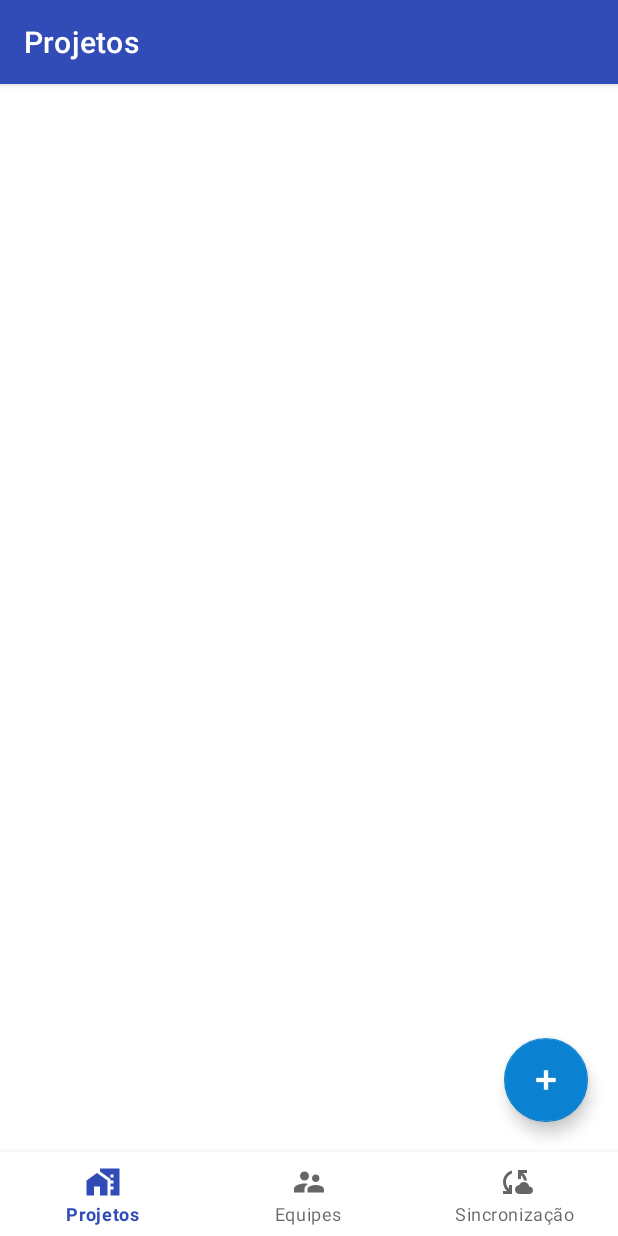
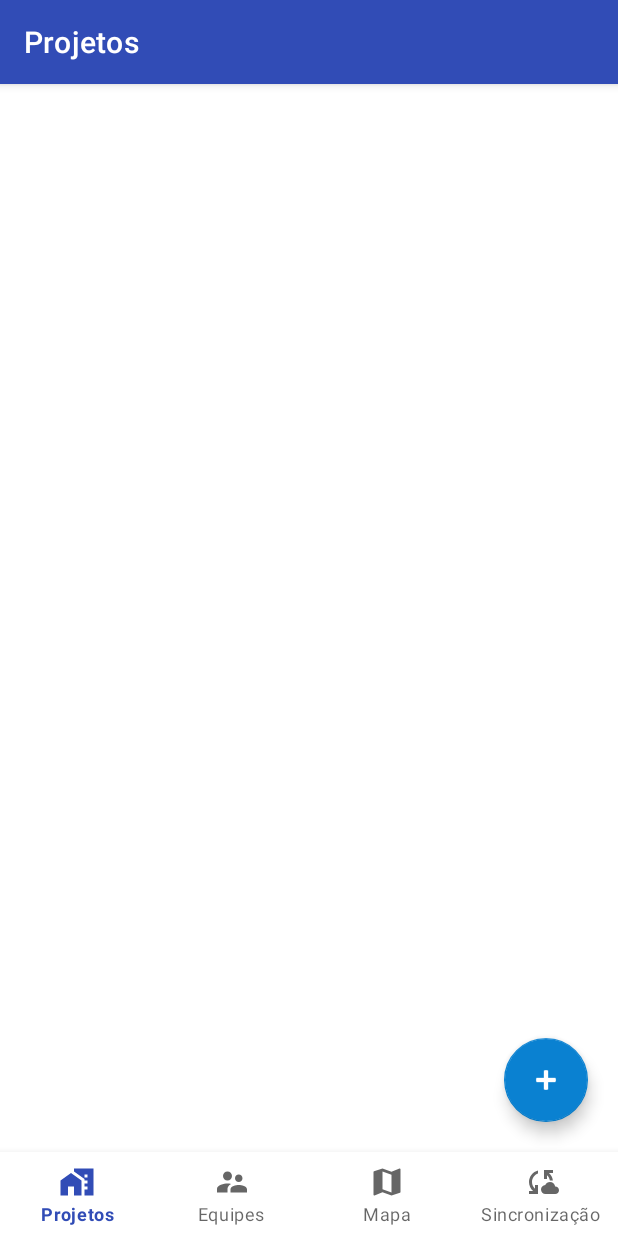
Before and after one commit to eduardo-schork/ddm-sgo, an Android app: the screen it shows after launch (MainActivity), on a phone screen of 412 x 824 dp. Run offline under Robolectric (Android 15) with nearby library versions, the phone set to English and light mode, and no system bars; our stand-ins replace Room's generated code, navigation-ui.

Commit message:
feat: add map view screen

```diff
--- a/sgo-android/app/src/main/java/com/ddm/sgo/MainActivity.java
+++ b/sgo-android/app/src/main/java/com/ddm/sgo/MainActivity.java
@@ -27,7 +27,7 @@ public class MainActivity extends AppCompatActivity {
         setContentView(binding.getRoot());
 
         AppBarConfiguration appBarConfiguration = new AppBarConfiguration.Builder(
-//                R.id.navigation_home,
+                R.id.navigation_maps_view,
                 R.id.navigation_project_list,
                 R.id.navigation_team_list,
                 R.id.navigation_synchronization_queue
--- /dev/null
+++ b/sgo-android/app/src/main/res/drawable/baseline_map_24.xml
@@ -0,0 +1,5 @@
+<vector android:height="24dp" android:tint="#000000"
+    android:viewportHeight="24" android:viewportWidth="24"
+    android:width="24dp" xmlns:android="http://schemas.android.com/apk/res/android">
+    <path android:fillColor="@android:color/white" android:pathData="M20.5,3l-0.16,0.03L15,5.1 9,3 3.36,4.9c-0.21,0.07 -0.36,0.25 -0.36,0.48V20.5c0,0.28 0.22,0.5 0.5,0.5l0.16,-0.03L9,18.9l6,2.1 5.64,-1.9c0.21,-0.07 0.36,-0.25 0.36,-0.48V3.5c0,-0.28 -0.22,-0.5 -0.5,-0.5zM15,19l-6,-2.11V5l6,2.11V19z"/>
+</vector>
--- /dev/null
+++ b/sgo-android/app/src/main/res/drawable/ic_maps.xml
@@ -0,0 +1,4 @@
+<?xml version="1.0" encoding="utf-8"?>
+<selector xmlns:android="http://schemas.android.com/apk/res/android">
+
+</selector>
--- a/sgo-android/app/src/main/res/menu/bottom_nav_menu.xml
+++ b/sgo-android/app/src/main/res/menu/bottom_nav_menu.xml
@@ -1,10 +1,5 @@
 <?xml version="1.0" encoding="utf-8"?>
 <menu xmlns:android="http://schemas.android.com/apk/res/android">
-    <!--    <item-->
-    <!--        android:id="@+id/navigation_home"-->
-    <!--        android:icon="@drawable/ic_home_black_24dp"-->
-    <!--        android:title="@string/title_home" />-->
-
     <item
         android:id="@+id/navigation_project_list"
         android:icon="@drawable/ic_project"
@@ -16,6 +11,11 @@
         android:title="@string/title_team_list" />
 
     <item
+        android:id="@+id/navigation_maps_view"
+        android:icon="@drawable/baseline_map_24"
+        android:title="@string/title_maps_view" />
+
+    <item
         android:id="@+id/navigation_synchronization_queue"
         android:icon="@drawable/ic_cloud_sync"
         android:title="@string/title_synchronization_queue" />
--- a/sgo-android/app/src/main/res/navigation/mobile_navigation.xml
+++ b/sgo-android/app/src/main/res/navigation/mobile_navigation.xml
@@ -4,13 +4,6 @@
     xmlns:tools="http://schemas.android.com/tools"
     android:id="@+id/mobile_navigation"
     app:startDestination="@+id/navigation_project_list">
-
-    <!--    <fragment-->
-    <!--        android:id="@+id/navigation_home"-->
-    <!--        android:name="com.ddm.sgo.ui.home.HomeFragment"-->
-    <!--        android:label="@string/title_home"-->
-    <!--        tools:layout="@layout/fragment_home" />-->
-
     <fragment
         android:id="@+id/navigation_project_list"
         android:name="com.ddm.sgo.ui.project.ProjectListFragment"
@@ -24,6 +17,12 @@
         tools:layout="@layout/fragment_team_list" />
 
     <fragment
+        android:id="@+id/navigation_maps_view"
+        android:name="com.ddm.sgo.ui.maps.MapsViewFragment"
+        android:label="@string/title_maps_view"
+        tools:layout="@layout/fragment_maps_view" />
+
+    <fragment
         android:id="@+id/navigation_synchronization_queue"
         android:name="com.ddm.sgo.ui.synchronization.SynchronizationQueueFragment"
         android:label="@string/title_synchronization_queue"
--- a/sgo-android/app/src/main/res/values/strings.xml
+++ b/sgo-android/app/src/main/res/values/strings.xml
@@ -1,6 +1,7 @@
 <resources>
     <string name="app_name">SGO</string>
     <string name="title_home">Home</string>
+    <string name="title_maps_view">Mapa</string>
     <string name="title_project_list">Projetos</string>
     <string name="title_team_list">Equipes</string>
     <string name="title_synchronization_queue">Sincronização</string>
--- a/sgo-android/build.gradle
+++ b/sgo-android/build.gradle
@@ -2,5 +2,5 @@
 plugins {
     id 'com.android.application' version '8.0.1' apply false
     id 'com.android.library' version '8.0.1' apply false
-//    id 'org.jetbrains.kotlin.android' version '1.8.0' apply false
+    id 'com.google.android.libraries.mapsplatform.secrets-gradle-plugin' version '2.0.1' apply false
 }
```
Also changed, not shown: sgo-android/app/build.gradle (+8 -0 lines), sgo-android/app/src/main/AndroidManifest.xml (+11 -0 lines), sgo-android/app/src/main/java/com/ddm/sgo/ui/home/HomeFragment.java (deleted, +0 -34 lines), sgo-android/app/src/main/java/com/ddm/sgo/ui/maps/MapsViewFragment.java (added, +65 -0 lines), sgo-android/app/src/main/res/layout/fragment_home.xml (deleted, +0 -22 lines), sgo-android/app/src/main/res/layout/fragment_maps_view.xml (added, +8 -0 lines).
